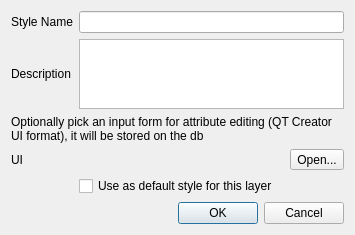
This is src/ui/qgssavetodbdialog.ui in qgis/QGIS as Qt 5 draws it before an edit. The edited form follows.
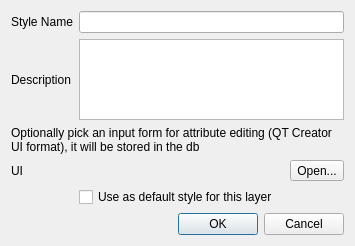
This is the edited form.

Commit message: [FEATURE] Load and Save SLD & QML styles to DB Replaced last occurence of "on database" with "in database" Solved an issue loading the default style adding a layer Work done for ARPA Piemonte - Dipartimento Tematico Geologia e Dissesto

Diff of the .ui file:
```diff
--- a/src/ui/qgssavetodbdialog.ui
+++ b/src/ui/qgssavetodbdialog.ui
@@ -7,7 +7,7 @@
     <x>0</x>
     <y>0</y>
     <width>355</width>
-    <height>235</height>
+    <height>246</height>
    </rect>
   </property>
   <property name="windowTitle">
@@ -94,7 +94,7 @@
    <item row="2" column="0" rowspan="2" colspan="2">
     <widget class="QLabel" name="label">
      <property name="text">
-      <string>Optionally pick an input form for attribute editing (QT Creator UI format), it will be stored on the db</string>
+      <string>Optionally pick an input form for attribute editing (QT Creator UI format), it will be stored in the db</string>
      </property>
      <property name="textFormat">
       <enum>Qt::PlainText</enum>
```
The commit also changes 2 other files.
